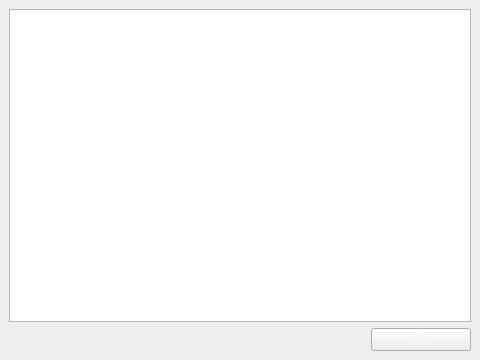
The window that Индивиуальные задачи/iz8/Forms/base_view.ui (TwiceNo/Prolog) describes before a commit, drawn with Qt 5.
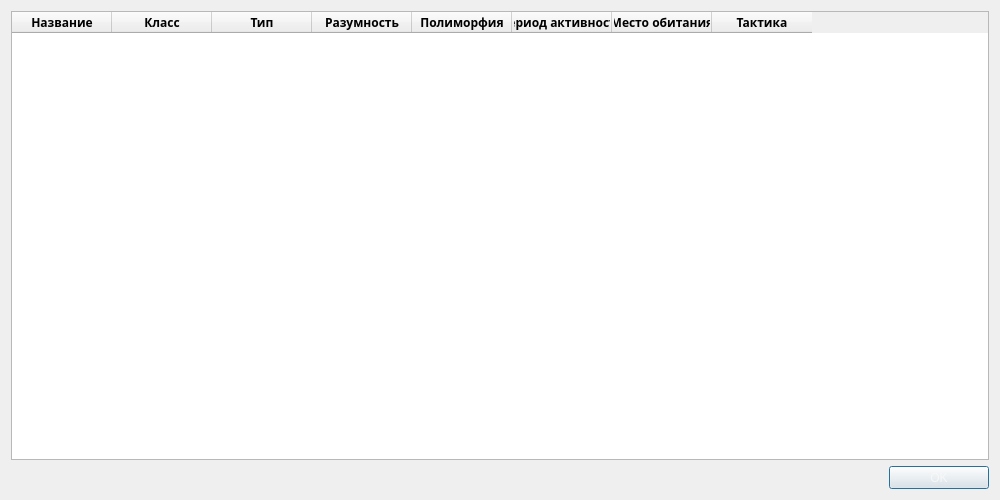
The same window after the commit. Icons and pictures are not drawn.

```diff
--- a/Индивиуальные задачи/iz8/Forms/base_view.ui
+++ b/Индивиуальные задачи/iz8/Forms/base_view.ui
@@ -1,42 +1,131 @@
 <?xml version="1.0" encoding="UTF-8"?>
 <ui version="4.0">
- <class>BaseForm</class>
- <widget class="QMainWindow" name="BaseForm">
+ <class>Dialog</class>
+ <widget class="QDialog" name="Dialog">
   <property name="geometry">
    <rect>
     <x>0</x>
     <y>0</y>
-    <width>480</width>
-    <height>360</height>
+    <width>1000</width>
+    <height>500</height>
    </rect>
   </property>
   <property name="windowTitle">
    <string>MainWindow</string>
   </property>
   <property name="styleSheet">
-   <string notr="true"/>
-  </property>
-  <widget class="QWidget" name="centralwidget">
-   <property name="styleSheet">
-    <string notr="true">QWidget
+   <string notr="true">QDialog
 {
 	border-image: url(:/Backgrounds/books.png);
 }</string>
    </property>
    <layout class="QVBoxLayout" name="verticalLayout">
     <item>
-     <widget class="QTableView" name="tableView">
+    <widget class="QTableWidget" name="tableView">
       <property name="styleSheet">
-       <string notr="true">QTableView
+      <string notr="true">QTableWidget
 {
 	border-image: url(:/Backgrounds/transparent.png);
 	font: 81 10pt &quot;GWENT&quot;;
 	color: rgb(247, 247, 247);
 }</string>
       </property>
-      <property name="editTriggers">
-       <set>QAbstractItemView::AnyKeyPressed|QAbstractItemView::DoubleClicked</set>
+     <column>
+      <property name="text">
+       <string>Название</string>
       </property>
+      <property name="font">
+       <font>
+        <family>GWENT</family>
+        <weight>75</weight>
+        <bold>true</bold>
+       </font>
+      </property>
+     </column>
+     <column>
+      <property name="text">
+       <string>Класс</string>
+      </property>
+      <property name="font">
+       <font>
+        <family>GWENT</family>
+        <weight>75</weight>
+        <bold>true</bold>
+       </font>
+      </property>
+     </column>
+     <column>
+      <property name="text">
+       <string>Тип</string>
+      </property>
+      <property name="font">
+       <font>
+        <family>GWENT</family>
+        <weight>75</weight>
+        <bold>true</bold>
+       </font>
+      </property>
+     </column>
+     <column>
+      <property name="text">
+       <string>Разумность</string>
+      </property>
+      <property name="font">
+       <font>
+        <family>GWENT</family>
+        <weight>75</weight>
+        <bold>true</bold>
+       </font>
+      </property>
+     </column>
+     <column>
+      <property name="text">
+       <string>Полиморфия</string>
+      </property>
+      <property name="font">
+       <font>
+        <family>GWENT</family>
+        <weight>75</weight>
+        <bold>true</bold>
+       </font>
+      </property>
+     </column>
+     <column>
+      <property name="text">
+       <string>Период активности</string>
+      </property>
+      <property name="font">
+       <font>
+        <family>GWENT</family>
+        <weight>75</weight>
+        <bold>true</bold>
+       </font>
+      </property>
+     </column>
+     <column>
+      <property name="text">
+       <string>Место обитания</string>
+      </property>
+      <property name="font">
+       <font>
+        <family>GWENT</family>
+        <weight>75</weight>
+        <bold>true</bold>
+       </font>
+      </property>
+     </column>
+     <column>
+      <property name="text">
+       <string>Тактика</string>
+      </property>
+      <property name="font">
+       <font>
+        <family>GWENT</family>
+        <weight>75</weight>
+        <bold>true</bold>
+       </font>
+      </property>
+     </column>
      </widget>
     </item>
     <item>
@@ -99,7 +188,6 @@
      </layout>
     </item>
    </layout>
-  </widget>
  </widget>
  <resources>
   <include location="../Resources/Resources.qrc"/>
```
Left out of the diff: 3 changed lines with no effect on the pictures. Lines whose indentation alone changed are shown as unchanged.
